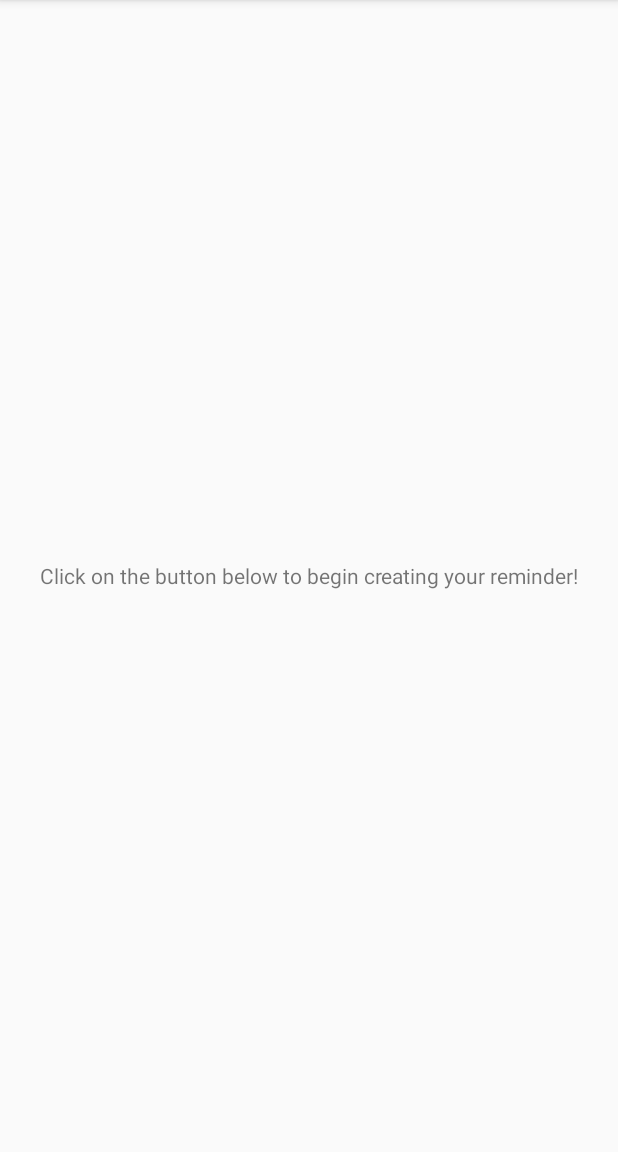
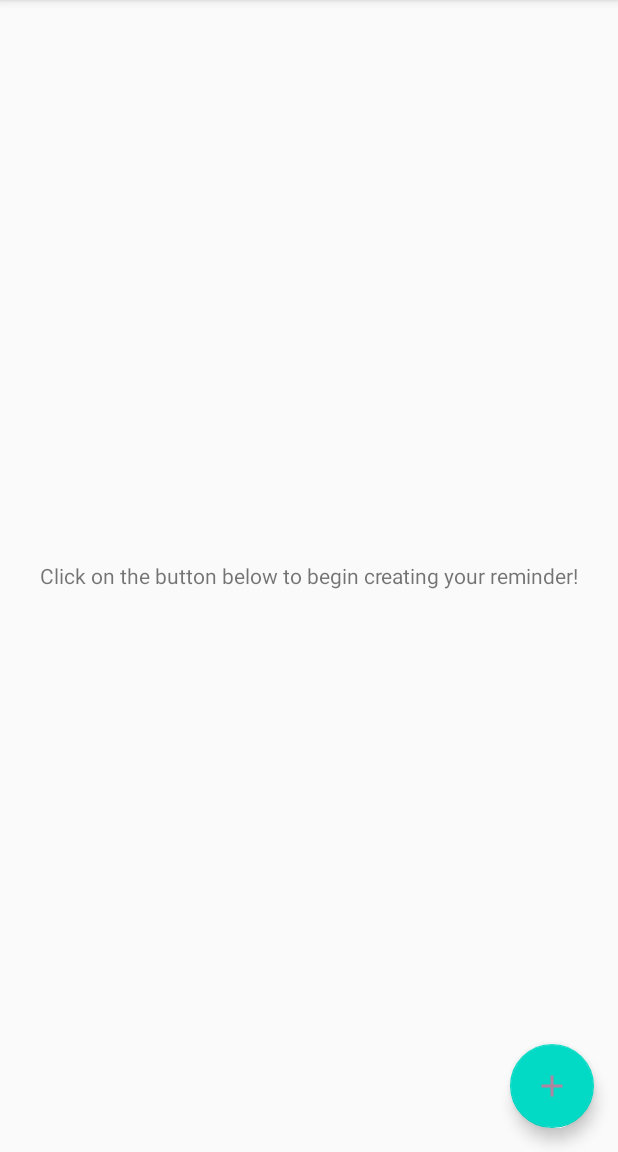
Before and after one commit to ugo-n/bee-on-time, an Android app: the screen it shows after launch (MainActivity), on a phone screen of 412 x 824 dp, the part 84-1236 px from its top. Run offline under Robolectric (Android 15) with nearby library versions, the phone set to English and light mode, and no system bars.

Commit message:
base program
floating action button now in xml

```diff
--- a/newReminderApp/app/build.gradle
+++ b/newReminderApp/app/build.gradle
@@ -26,6 +26,8 @@ dependencies {
     implementation fileTree(dir: "libs", include: ["*.jar"])
     implementation 'androidx.appcompat:appcompat:1.2.0'
     implementation 'androidx.constraintlayout:constraintlayout:2.0.4'
+    implementation 'com.google.android.material:material:1.2.1'
+    'com.google.android.material:material:1.0.0'
     testImplementation 'junit:junit:4.12'
     androidTestImplementation 'androidx.test.ext:junit:1.1.2'
     androidTestImplementation 'androidx.test.espresso:espresso-core:3.3.0'
--- /dev/null
+++ b/newReminderApp/app/src/main/res/drawable/ic_add.xml
@@ -0,0 +1,5 @@
+<vector android:height="24dp" android:tint="#B183A0"
+    android:viewportHeight="24" android:viewportWidth="24"
+    android:width="24dp" xmlns:android="http://schemas.android.com/apk/res/android">
+    <path android:fillColor="@android:color/white" android:pathData="M19,13h-6v6h-2v-6H5v-2h6V5h2v6h6v2z"/>
+</vector>
--- a/newReminderApp/app/src/main/res/layout/activity_main.xml
+++ b/newReminderApp/app/src/main/res/layout/activity_main.xml
@@ -30,6 +30,18 @@
 
     </RelativeLayout>
 
+    <com.google.android.material.floatingactionbutton.FloatingActionButton
+        android:id="@+id/fab"
+        android:layout_width="wrap_content"
+        android:layout_height="wrap_content"
+
+        android:layout_alignParentRight="true"
+        android:layout_alignParentBottom="true"
+        android:layout_margin="16dp"
+        android:src="@drawable/ic_add"
+        app:backgroundTint="@color/colorAccent"
+        app:fabSize="normal" />
+
 
 
 
```
